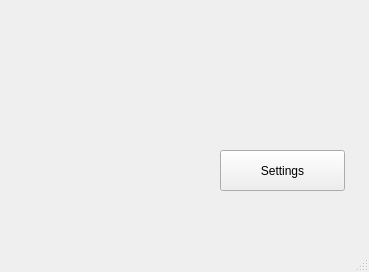
The window that Client/mainwindow.ui (ljmc2000/VirtualConcertHall) describes before a commit, drawn with Qt 5.
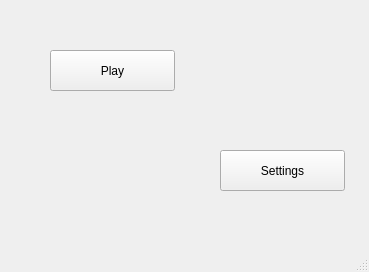
The same window after the commit.

Patch:
```diff
--- a/Client/mainwindow.ui
+++ b/Client/mainwindow.ui
@@ -27,6 +27,19 @@
      <string>Settings</string>
     </property>
    </widget>
+   <widget class="QPushButton" name="playButton">
+    <property name="geometry">
+     <rect>
+      <x>50</x>
+      <y>50</y>
+      <width>125</width>
+      <height>41</height>
+     </rect>
+    </property>
+    <property name="text">
+     <string>Play</string>
+    </property>
+   </widget>
   </widget>
   <widget class="QMenuBar" name="menubar">
    <property name="geometry">
```
